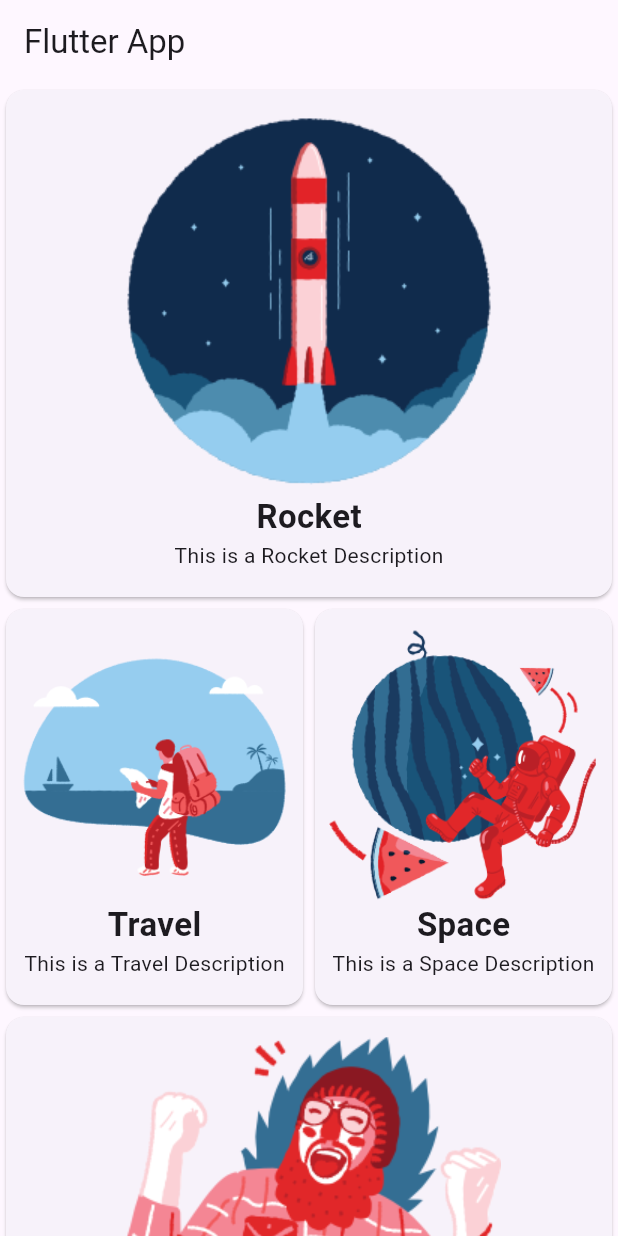
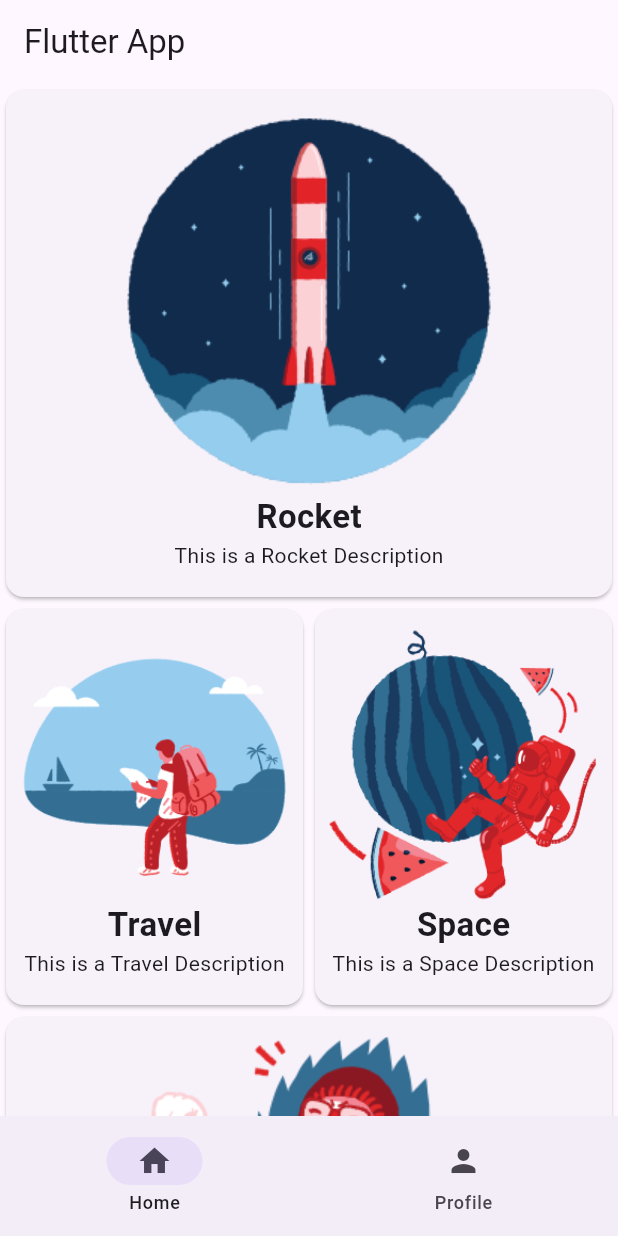
Before and after one commit to ej0x/learnapp, a Flutter app: the screen it shows after launch, on a phone screen of 412 x 824 dp. Run offline on Flutter 3.47's test engine with Material 2 defaults, Android fonts, the phone set to English and light mode, and no system bars.

Commit message:
widgetTree NavBar

```diff
--- a/lib/main.dart
+++ b/lib/main.dart
@@ -1,5 +1,6 @@
 import 'package:flutter/material.dart';
 import 'package:learnapp/pages/home_page.dart';
+import 'package:learnapp/widget/widget_tree.dart';
 
 void main() {
   runApp(const MyApp());
@@ -17,7 +18,7 @@ class MyApp extends StatelessWidget {
         // colorScheme: ColorScheme.fromSeed(seedColor: Colors.deepPurple),
         useMaterial3: true,
       ),
-      home: const HomePage(),
+      home: const WidgetTree(),
     );
   }
 }
```
